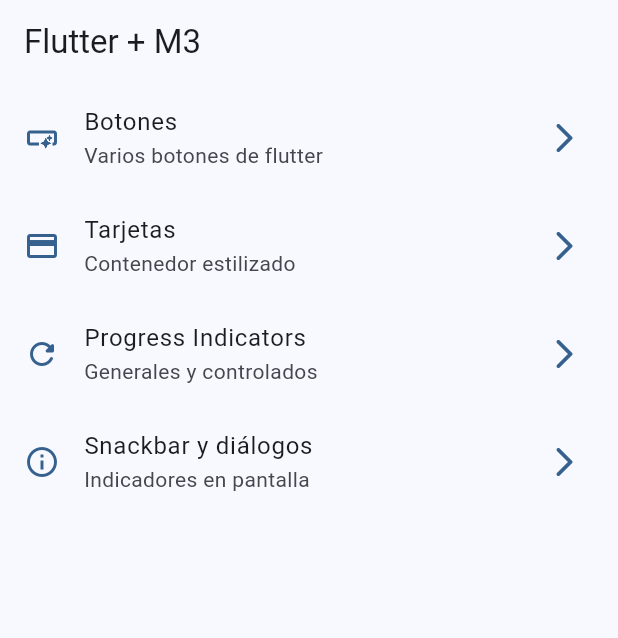
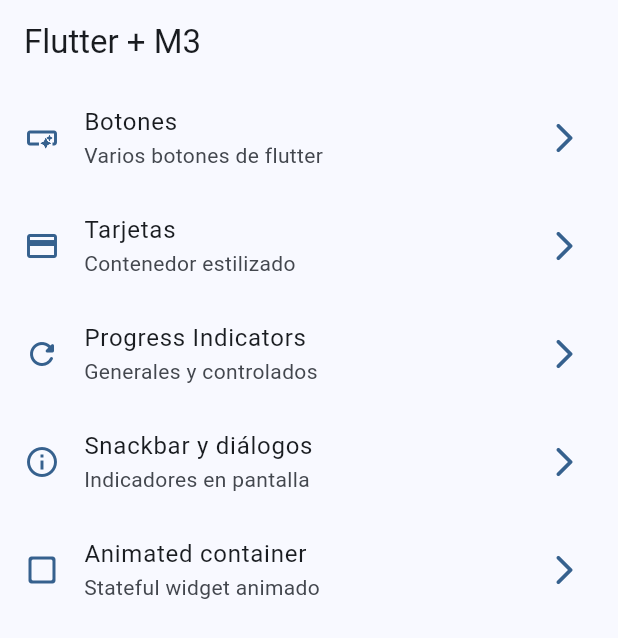
Before and after one commit to brayanramosc/widgets_app, a Flutter app: the screen it shows after launch, on a phone screen of 412 x 824 dp. Shown: the top 638 px of the screen. Run offline on Flutter 3.47's test engine with Material 3 defaults, Android fonts, the phone set to English and light mode, and no system bars; our stand-ins replace go_router.

Commit message:
feat: finish animated container screen

```diff
--- a/lib/config/menu/menu_items.dart
+++ b/lib/config/menu/menu_items.dart
@@ -42,4 +42,11 @@ const appMenuItems = <MenuItem>[
     url: '/snackbars',
     icon: Icons.info_outline,
   ),
+
+  MenuItem(
+    title: 'Animated container',
+    subtitle: 'Stateful widget animado',
+    url: '/animated',
+    icon: Icons.check_box_outline_blank_rounded,
+  ),
 ];
--- a/lib/config/router/app_router.dart
+++ b/lib/config/router/app_router.dart
@@ -22,4 +22,8 @@ final appRouter = GoRouter(initialLocation: '/', routes: [
       path: '/snackbars',
       name: SnackbarScreen.name,
       builder: (context, state) => const SnackbarScreen()),
+  GoRoute(
+      path: '/animated',
+      name: AnimatedScreen.name,
+      builder: (context, state) => const AnimatedScreen()),
 ]);
```
Also changed, not shown: lib/presentation/screens/animated/animated_screen.dart (+45 -2 lines).
